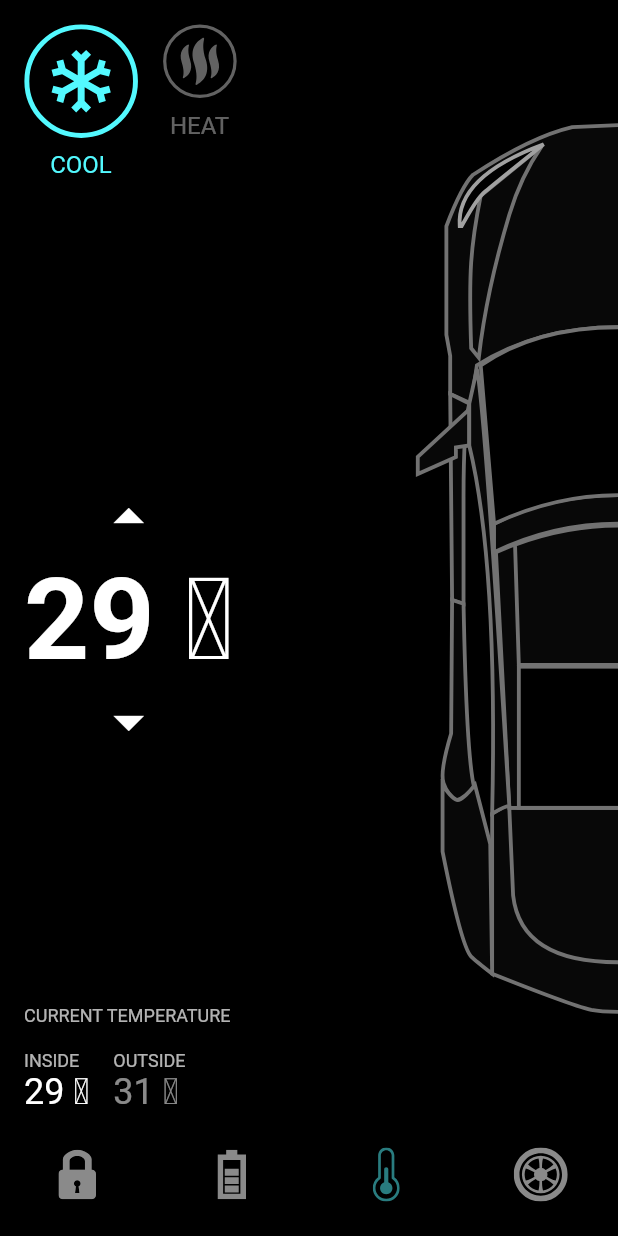
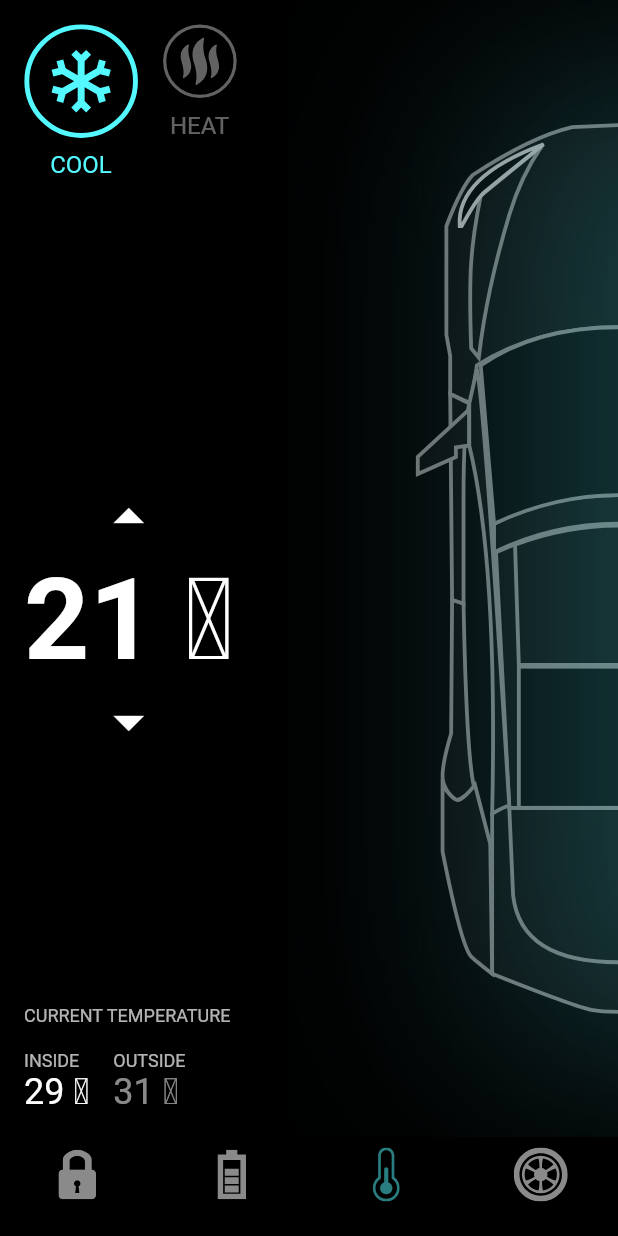
Before and after one commit to nouhben/Tesla_Car_Aninmated_UI, a Flutter app: the screen it shows after launch, item 3 of the bottom bar chosen, after a tap on the "arrow drop up" icon, on a phone screen of 412 x 824 dp. Run offline on Flutter 3.47's test engine with Material 2 defaults, Android fonts, the phone set to English and light mode, and no system bars; our stand-ins replace flutter_svg.

Commit message:
done with ep 3

```diff
--- a/lib/screens/home_screen.dart
+++ b/lib/screens/home_screen.dart
@@ -3,6 +3,7 @@ import 'package:flutter_svg/flutter_svg.dart';
 import 'package:tesla_annimation_ui/controllers/home_controller.dart';
 import 'package:tesla_annimation_ui/shared/constants.dart';
 import 'package:tesla_annimation_ui/widgets/door_lock.dart';
+import 'package:tesla_annimation_ui/widgets/temperature_details.dart';
 import 'package:tesla_annimation_ui/widgets/temperature_mode_control_button.dart';
 import 'package:tesla_annimation_ui/widgets/tesla_bottom_navigation_bar.dart';
 
@@ -42,6 +43,9 @@ class _HomeScreenState extends State<HomeScreen> with TickerProviderStateMixin {
   //Up to this point we are using SingleTickerProvider
   //so let's change it to be able to use multiple controllers
   late Animation<double> _carShiftAnimation;
+  late Animation<double> _tempInfoAnimation;
+  late Animation<double> _coolGlowAnimation;
+
   void setupTempAnimationController() {
     _tempAnimationController = AnimationController(
       vsync: this,
@@ -50,6 +54,14 @@ class _HomeScreenState extends State<HomeScreen> with TickerProviderStateMixin {
     _carShiftAnimation = CurvedAnimation(
       parent: _tempAnimationController,
       curve: const Interval(0.2, 0.4),
+    );
+    _tempInfoAnimation = CurvedAnimation(
+      parent: _tempAnimationController,
+      curve: const Interval(0.45, 0.65),
+    );
+    _coolGlowAnimation = CurvedAnimation(
+      parent: _tempAnimationController,
+      curve: const Interval(0.7, 1.0),
     );
   }
 
@@ -210,7 +222,33 @@ class _HomeScreenState extends State<HomeScreen> with TickerProviderStateMixin {
                   ),
                   //After a delay show the battery info
                   // Temp
-                  TemperatureDetails(controller: _controller),
+
+                  Positioned(
+                    height: constraints.maxHeight,
+                    width: constraints.maxWidth,
+                    top: 50.0 * (1 - _tempInfoAnimation.value),
+                    child: Opacity(
+                      opacity: _tempInfoAnimation.value,
+                      child: TemperatureDetails(controller: _controller),
+                    ),
+                  ),
+                  Positioned(
+                    right: (1 - _coolGlowAnimation.value) * -180.0,
+                    child: AnimatedSwitcher(
+                      duration: defaultDuration,
+                      child: _controller.isCoolSelected
+                          ? Image.asset(
+                              'assets/images/Cool_glow_2.png',
+                              width: 220.0,
+                              key: UniqueKey(),
+                            )
+                          : Image.asset(
+                              'assets/images/Hot_glow_4.png',
+                              width: 220.0,
+                              key: UniqueKey(),
+                            ),
+                    ),
+                  ),
                 ],
               ),
             ),
@@ -220,110 +258,3 @@ class _HomeScreenState extends State<HomeScreen> with TickerProviderStateMixin {
     );
   }
 }
-
-class TemperatureDetails extends StatelessWidget {
-  const TemperatureDetails({
-    Key? key,
-    required HomeController controller,
-  })  : _controller = controller,
-        super(key: key);
-
-  final HomeController _controller;
-
-  @override
-  Widget build(BuildContext context) {
-    return Padding(
-      padding: const EdgeInsets.all(defaultPadding),
-      child: Column(
-        crossAxisAlignment: CrossAxisAlignment.start,
-        children: [
-          SizedBox(
-            height: 140.0,
-            child: Row(
-              crossAxisAlignment: CrossAxisAlignment.start,
-              children: [
-                TemperatureModeControlButton(
-                  title: 'cool',
-                  svgIconPath: 'assets/icons/coolShape.svg',
-                  activeColor: primaryColor,
-                  isActive: _controller.isCoolSelected,
-                  onPress: _controller.updateCoolSelected,
-                ),
-                const SizedBox(width: defaultPadding),
-                TemperatureModeControlButton(
-                  title: 'heat',
-                  svgIconPath: 'assets/icons/heatShape.svg',
-                  activeColor: redColor,
-                  isActive: !_controller.isCoolSelected,
-                  onPress: _controller.updateCoolSelected,
-                ),
-              ],
-            ),
-          ),
-          const Spacer(),
-          Column(
-            children: [
-              IconButton(
-                padding: EdgeInsets.zero,
-                onPressed: () {},
-                icon: const Icon(Icons.arrow_drop_up, size: 48.0),
-              ),
-              const Text(
-                '29' ' \u2103',
-                style: TextStyle(
-                  fontSize: 76.0,
-                  fontWeight: FontWeight.bold,
-                ),
-              ),
-              IconButton(
-                padding: EdgeInsets.zero,
-                onPressed: () {},
-                icon: const Icon(Icons.arrow_drop_down, size: 48.0),
-              ),
-            ],
-          ),
-          const Spacer(),
-          Text(
-            'current temperature'.toUpperCase(),
-            style: Theme.of(context).textTheme.caption,
-          ),
-          const SizedBox(height: defaultPadding),
-          Row(
-            children: [
-              Column(
-                crossAxisAlignment: CrossAxisAlignment.start,
-                children: [
-                  Text(
-                    'inside'.toUpperCase(),
-                    style: Theme.of(context).textTheme.caption,
-                  ),
-                  Text(
-                    '29' ' \u2103',
-                    style: Theme.of(context).textTheme.headline5,
-                  ),
-                ],
-              ),
-              const SizedBox(width: defaultPadding),
-              Column(
-                crossAxisAlignment: CrossAxisAlignment.start,
-                children: [
-                  Text(
-                    'outside'.toUpperCase(),
-                    style: Theme.of(context).textTheme.caption,
-                  ),
-                  Text(
-                    '31' ' \u2103',
-                    style: Theme.of(context)
-                        .textTheme
-                        .headline5!
-                        .copyWith(color: Colors.white54),
-                  ),
-                ],
-              ),
-            ],
-          ),
-        ],
-      ),
-    );
-  }
-}
--- /dev/null
+++ b/lib/widgets/temperature_details.dart
@@ -0,0 +1,129 @@
+import 'package:flutter/material.dart';
+import 'package:tesla_annimation_ui/controllers/home_controller.dart';
+import 'package:tesla_annimation_ui/shared/constants.dart';
+
+import 'temperature_mode_control_button.dart';
+
+class TemperatureDetails extends StatelessWidget {
+  const TemperatureDetails({
+    Key? key,
+    required HomeController controller,
+  })  : _controller = controller,
+        super(key: key);
+
+  final HomeController _controller;
+
+  @override
+  Widget build(BuildContext context) {
+    return Padding(
+      padding: const EdgeInsets.all(defaultPadding),
+      child: Column(
+        crossAxisAlignment: CrossAxisAlignment.start,
+        children: [
+          SizedBox(
+            height: 140.0,
+            child: Row(
+              crossAxisAlignment: CrossAxisAlignment.start,
+              children: [
+                TemperatureModeControlButton(
+                  title: 'cool',
+                  svgIconPath: 'assets/icons/coolShape.svg',
+                  activeColor: primaryColor,
+                  isActive: _controller.isCoolSelected,
+                  onPress: _controller.updateCoolSelected,
+                ),
+                const SizedBox(width: defaultPadding),
+                TemperatureModeControlButton(
+                  title: 'heat',
+                  svgIconPath: 'assets/icons/heatShape.svg',
+                  activeColor: redColor,
+                  isActive: !_controller.isCoolSelected,
+                  onPress: _controller.updateCoolSelected,
+                ),
+              ],
+            ),
+          ),
+          const Spacer(),
+          const TemperatureCounter(),
+          const Spacer(),
+          Text(
+            'current temperature'.toUpperCase(),
+            style: Theme.of(context).textTheme.caption,
+          ),
+          const SizedBox(height: defaultPadding),
+          Row(
+            children: [
+              Column(
+                crossAxisAlignment: CrossAxisAlignment.start,
+                children: [
+                  Text(
+                    'inside'.toUpperCase(),
+                    style: Theme.of(context).textTheme.caption,
+                  ),
+                  Text(
+                    '29' ' \u2103',
+                    style: Theme.of(context).textTheme.headline5,
+                  ),
+                ],
+              ),
+              const SizedBox(width: defaultPadding),
+              Column(
+                crossAxisAlignment: CrossAxisAlignment.start,
+                children: [
+                  Text(
+                    'outside'.toUpperCase(),
+                    style: Theme.of(context).textTheme.caption,
+                  ),
+                  Text(
+                    '31' ' \u2103',
+                    style: Theme.of(context)
+                        .textTheme
+                        .headline5!
+                        .copyWith(color: Colors.white54),
+                  ),
+                ],
+              ),
+            ],
+          ),
+        ],
+      ),
+    );
+  }
+}
+
+class TemperatureCounter extends StatefulWidget {
+  const TemperatureCounter({
+    Key? key,
+  }) : super(key: key);
+
+  @override
+  State<TemperatureCounter> createState() => _TemperatureCounterState();
+}
+
+class _TemperatureCounterState extends State<TemperatureCounter> {
+  int temperature = 20;
+  @override
+  Widget build(BuildContext context) {
+    return Column(
+      children: [
+        IconButton(
+          padding: EdgeInsets.zero,
+          onPressed: () => setState(() => temperature++),
+          icon: const Icon(Icons.arrow_drop_up, size: 48.0),
+        ),
+        Text(
+          temperature.toString() + ' \u2103',
+          style: const TextStyle(
+            fontSize: 76.0,
+            fontWeight: FontWeight.bold,
+          ),
+        ),
+        IconButton(
+          padding: EdgeInsets.zero,
+          onPressed: () => setState(() => temperature--),
+          icon: const Icon(Icons.arrow_drop_down, size: 48.0),
+        ),
+      ],
+    );
+  }
+}
```
